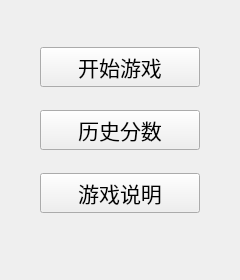
Qt form main_window_t.ui (Simpidbit/tbtennis) before a commit.
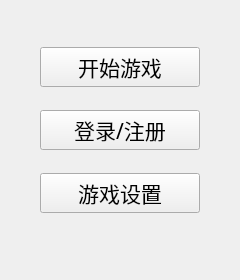
The same form after that commit.

What changed in the file:
```diff
--- a/main_window_t.ui
+++ b/main_window_t.ui
@@ -62,7 +62,7 @@
        </font>
       </property>
       <property name="text">
-       <string>历史分数</string>
+       <string>登录/注册</string>
       </property>
      </widget>
     </item>
@@ -81,7 +81,7 @@
        </font>
       </property>
       <property name="text">
-       <string>游戏说明</string>
+       <string>游戏设置</string>
       </property>
      </widget>
     </item>
```
